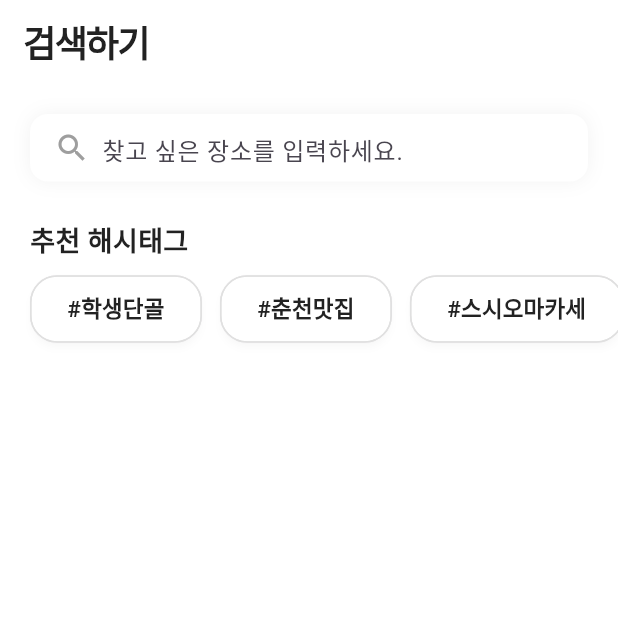
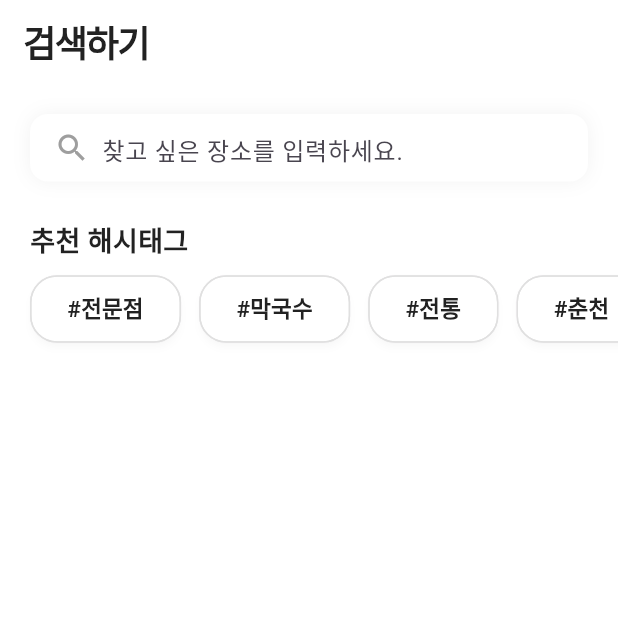
Before and after one commit to lauranofirst1/SGSH, a Flutter app: the SearchPage screen opened directly, on a phone screen of 412 x 824 dp, the top half of it. Run offline on Flutter 3.47's test engine with Material 3 defaults, Android fonts, the phone set to English and light mode, and no system bars; our stand-ins replace carousel_slider, flutter_dotenv, flutter_html, geolocator, google_maps_flutter, share_plus and 3 more; accounts and stored records are empty; Roboto replaces fonts that are missing (Pretendard).

Commit message:
feat: 맵 페이지의 UI 개선 및 검색 기능 최적화, 마이 페이지에서 불필요한 알림 메시지 제거

```diff
--- a/App/lib/pages/searchpage.dart
+++ b/App/lib/pages/searchpage.dart
@@ -161,7 +161,17 @@ class _SearchPageState extends State<SearchPage> {
                   padding: const EdgeInsets.fromLTRB(20, 0, 12, 8),
                   child: Row(
                     children:
-                        ['#학생단골', '#춘천맛집', '#스시오마카세', '#강원도맛집', '#감자'].map((tag) {
+                       [
+  '#전문점',
+  '#막국수',
+  '#전통',
+  '#춘천',
+  '#닭갈비',
+  '#숯불',
+  '#메밀',
+  '#맛집',
+  '#아름다운',
+].map((tag) {
                       return Padding(
                         padding: const EdgeInsets.only(right: 12),
                         child: GestureDetector(
--- a/App/lib/widgets/search_bar.dart
+++ b/App/lib/widgets/search_bar.dart
@@ -3,11 +3,13 @@ import 'package:flutter/material.dart';
 class SearchBar extends StatelessWidget {
   final TextEditingController controller;
   final ValueChanged<String> onSubmitted;
+  final ValueChanged<String> onChanged; // onChanged 콜백 추가
 
   SearchBar({
     required this.controller,
     required this.onSubmitted,
-    super.key, required void Function(String query) onChanged,
+    required this.onChanged, // onChanged 파라미터 추가
+    super.key,
   });
 
   @override
@@ -27,11 +29,21 @@ class SearchBar extends StatelessWidget {
           Expanded(
             child: TextField(
               controller: controller,
-              decoration: const InputDecoration(
+              decoration: InputDecoration(
                 hintText: '찾고 싶은 장소를 입력하세요.',
                 border: InputBorder.none,
+                suffixIcon: controller.text.isNotEmpty
+                    ? IconButton(
+                        icon: const Icon(Icons.clear, color: Colors.grey),
+                        onPressed: () {
+                          controller.clear();
+                          onChanged(''); // 입력된 내용 초기화 후 onChanged 호출
+                        },
+                      )
+                    : null, // 텍스트가 있을 때만 X 버튼이 보임
               ),
               onSubmitted: onSubmitted,
+              onChanged: onChanged, // onChanged도 TextField에 연결
             ),
           ),
         ],
```
Also changed, not shown: App/lib/pages/mappage.dart (+22 -28 lines), App/lib/pages/mypage.dart (+2 -43 lines), App/lib/widgets/store_card.dart (+51 -53 lines).
